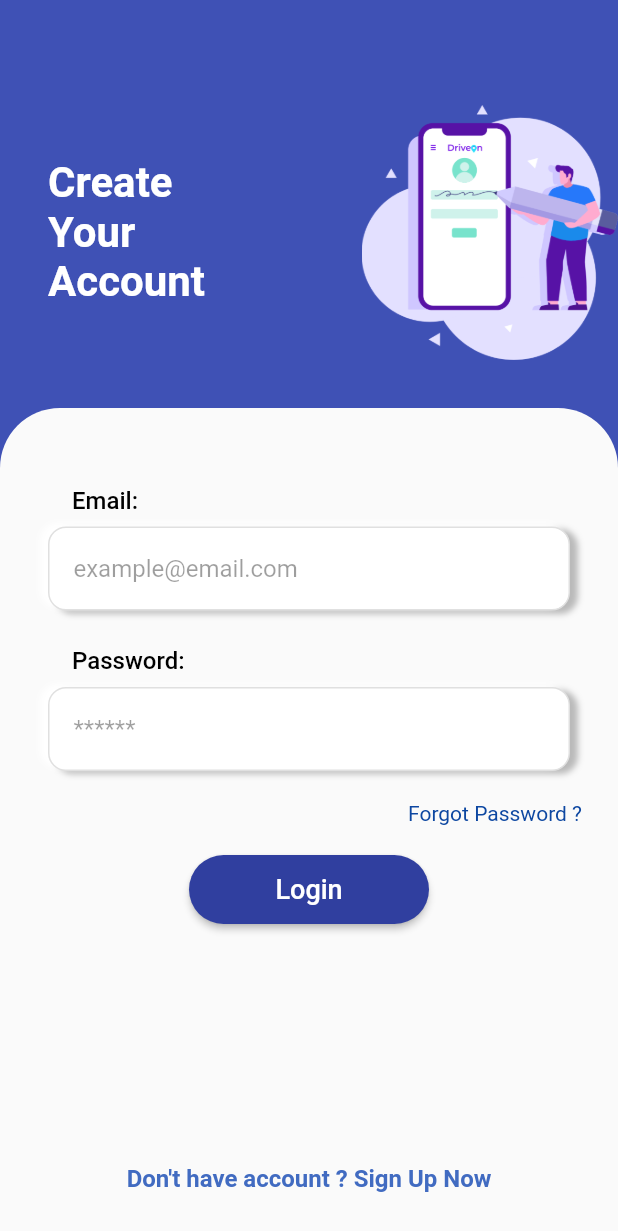
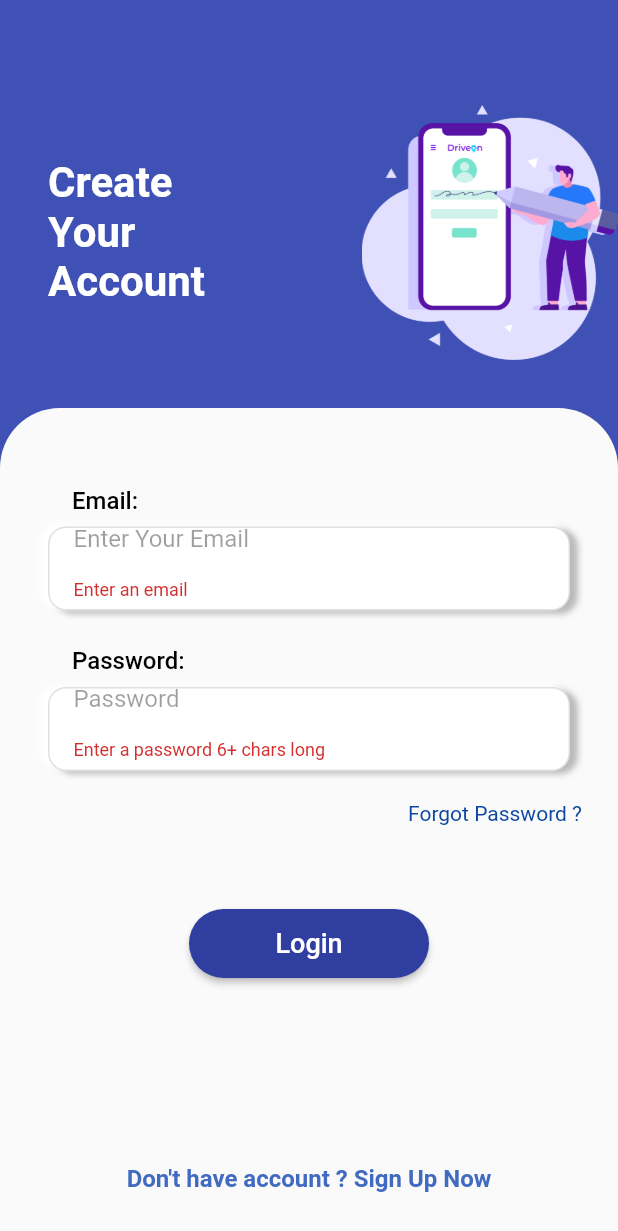
Before and after one commit to MFrankestien/sahlhaly_event_planner, a Flutter app: the screen it shows after launch, after a tap on "Login", on a phone screen of 412 x 824 dp. Shown: the top 1231 px of the screen. Run offline on Flutter 3.47's test engine with Material 2 defaults, Android fonts, the phone set to English and light mode, and no system bars; our stand-ins replace cloud_firestore, firebase_auth, firebase_core, font_awesome_flutter, shared_preferences; accounts and stored records are empty.

Commit message:
end login linking with the firebase sign up model

```diff
--- a/lib/LoginScreen.dart
+++ b/lib/LoginScreen.dart
@@ -1,5 +1,6 @@
 import 'dart:ui';
 
+import 'package:firebase_auth/firebase_auth.dart';
 import 'package:flutter/material.dart';
 import 'package:sahlhaly_event_planner/Register/Login_info_page.dart';
 import 'package:sahlhaly_event_planner/reset_password.dart';
@@ -11,6 +12,11 @@ class LoginScreen extends StatefulWidget {
 }
 
 class _LoginScreenState extends State<LoginScreen> {
+  String email = '';
+  String password = '';
+  String error = '';
+  final _formKey = GlobalKey<FormState>();
+  final FirebaseAuth auth = FirebaseAuth.instance;
   @override
   Widget build(BuildContext context) {
     return Scaffold(
@@ -39,16 +45,64 @@ class _LoginScreenState extends State<LoginScreen> {
                 ),
                 padding: EdgeInsets.symmetric(horizontal: 24, vertical: 12),
                 child: SingleChildScrollView(
+                  child: Form(
+                    key: _formKey,
                     child: Column(
                       mainAxisAlignment: MainAxisAlignment.start,
                       crossAxisAlignment: CrossAxisAlignment.start,
                       children: <Widget>[
                         SizedBox(height: 40),
                         _labelText('Email:'),
-                      _inputTextField('example@email.com', false),
+                    Container(
+                      height: 56,
+                      padding: EdgeInsets.fromLTRB(16, 3, 16, 6),
+                      margin: EdgeInsets.all(8),
+                      decoration: raisedDecoration,
+                      child: Center(
+                        child: TextFormField(
+                          validator: (val) =>
+                          val.isEmpty ? 'Enter an email' : null,
+                          onChanged: (val) {
+                            setState(() => email = val);
+                          },
+
+                          decoration: InputDecoration(
+                              border: InputBorder.none,
+
+                              hintText: 'Enter Your Email',
+                              hintStyle: TextStyle(
+                                color: Colors.black38,
+                              )),
+                        ),
+                      ),
+                    ),// email
                         SizedBox(height: 16),
                         _labelText('Password:'),
-                      _inputTextField('******', true),
+                        Container(
+                          height: 56,
+                          padding: EdgeInsets.fromLTRB(16, 3, 16, 6),
+                          margin: EdgeInsets.all(8),
+                          decoration: raisedDecoration,
+                          child: Center(
+                            child: TextFormField(
+                              obscureText: true,
+                              validator: (val) => val.length < 6
+                                  ? 'Enter a password 6+ chars long'
+                                  : null,
+                              onChanged: (val) {
+                                setState(() => password = val);
+                              },
+
+                              decoration: InputDecoration(
+                                  border: InputBorder.none,
+
+                                  hintText: 'Password',
+                                  hintStyle: TextStyle(
+                                    color: Colors.black38,
+                                  )),
+                            ),
+                          ),
+                        ),// password,
                         SizedBox(height: 12),
                         Align(
                           alignment: Alignment.centerRight,
@@ -68,14 +122,36 @@ class _LoginScreenState extends State<LoginScreen> {
                           ),
                         ),
                         SizedBox(height: 20),
+                        Text(
+                          error,
+                          style: TextStyle(color: Colors.red, fontSize: 14.0),
+                        ),
+                        SizedBox(height: 20),
                         Align(
                           alignment: Alignment.center,
                           child: Container(
                             height: 46,
                             width: 160,
                             child: RaisedButton(
-                            onPressed: () {
-                              //TODO
+                              onPressed: () async {
+                                if (_formKey.currentState.validate()) {
+                                 try{
+                                   dynamic result =
+                                   await auth.signInWithEmailAndPassword(email: email.trim(), password: password.toLowerCase());
+
+
+                                 }catch(e){
+                                   print(e);
+                                   if (e!=null){
+                                     setState(() {
+                                       error =
+                                       'Could not sign in with those credentials wrong Email or Password';
+                                     });
+                                   }
+                                 }
+
+
+                                }
                               },
                               child: Text(
                                 'Login',
@@ -94,6 +170,7 @@ class _LoginScreenState extends State<LoginScreen> {
                         SizedBox(height: 12),
 
                       ],
+                    ),
                   ),
                 ),
               )),
```
Also changed, not shown: 1 other file. Lines whose indentation alone changed are shown as unchanged.
